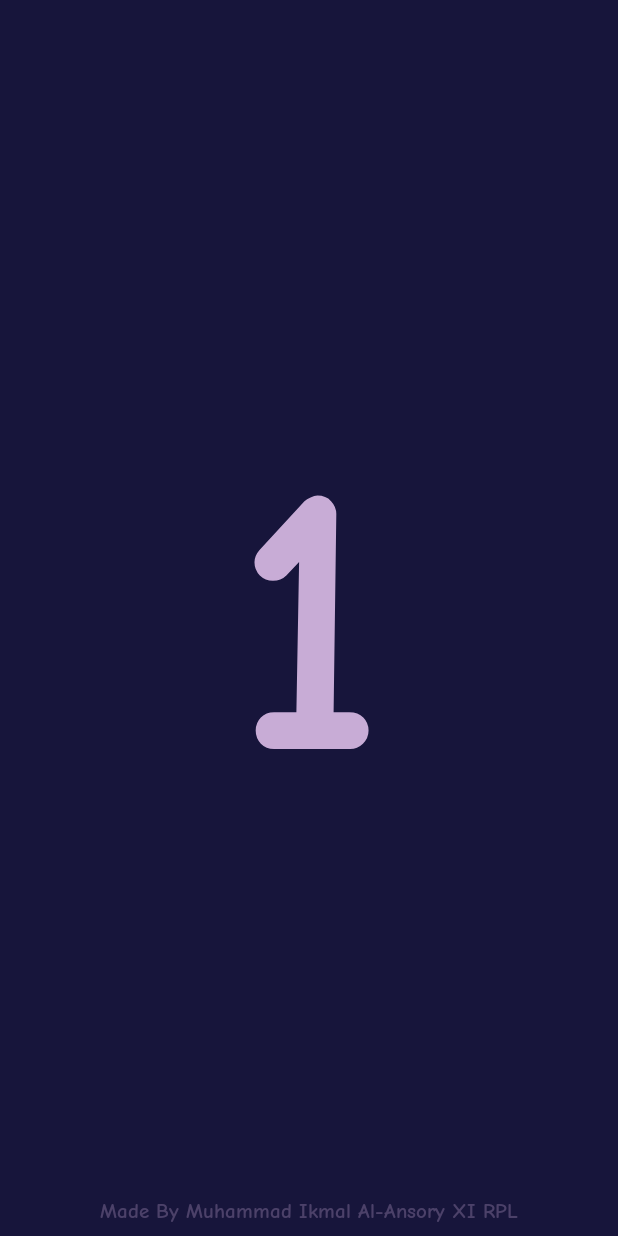
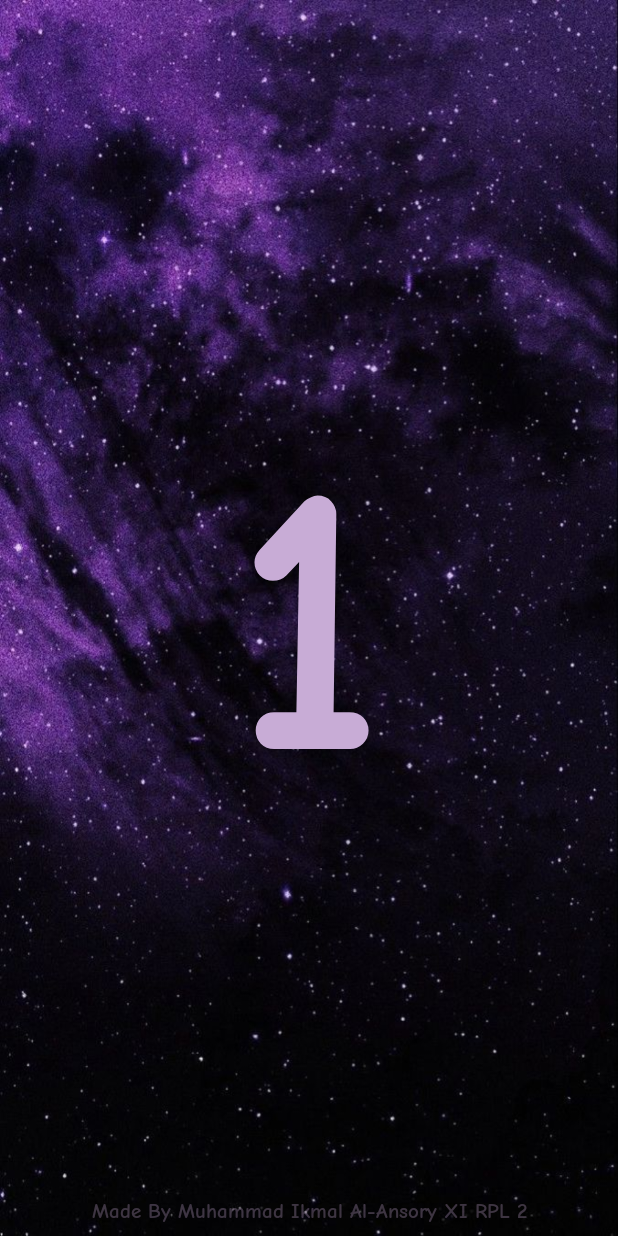
Before and after one commit to Malsoryz/Android-App, an Android app: the fragment Gameplay placed in its activity, on a phone screen of 412 x 824 dp. Run offline under Robolectric (Android 15) with nearby library versions, the phone set to English and light mode, and no system bars.

Commit message:
Improving game system and game style for TebakYo!

```diff
--- a/malsoryz/java/Tebakyo/app/src/main/java/com/malsoryz/tebakyo/MainActivity.java
+++ b/malsoryz/java/Tebakyo/app/src/main/java/com/malsoryz/tebakyo/MainActivity.java
@@ -14,12 +14,16 @@ import androidx.core.view.WindowInsetsCompat;
 
 public class MainActivity extends AppCompatActivity {
 
+    public final float MAIN_SOUND = 0.5f;
+    public final float GAMEPLAY_SOUND = 0.6f;
+    public final float RESULT_SOUND = 0.7f;
+
     public Router router;
     public final Handler handler = new Handler();
     public String dashboard = "Dashboard";
     public String stageMenu = "StageMenu";
     public String gameplay = "Gameplay";
-    public MediaPlayer backsound, buttonClicked, correctAnswerSound, wrongAnswerSound;
+    public MediaPlayer backsound, buttonClicked, answerSound;
 
     @Override
     protected void onCreate(Bundle savedInstanceState) {
@@ -40,7 +44,7 @@ public class MainActivity extends AppCompatActivity {
 
         if (savedInstanceState == null) {
             router.navigateTo(dashboard, false, false);
-            playBacksound(R.raw.main_backsound, 0.5f);
+            playBacksound(R.raw.main_backsound, MAIN_SOUND);
         }
     }
 
@@ -79,16 +83,10 @@ public class MainActivity extends AppCompatActivity {
         buttonClicked.start();
     }
 
-    public void correctSound() {
-        if (correctAnswerSound != null) correctAnswerSound.release();
-        correctAnswerSound = MediaPlayer.create(this, R.raw.correct_answer);
-        correctAnswerSound.start();
-    }
-
-    public void wrongSound() {
-        if (wrongAnswerSound != null) wrongAnswerSound.release();
-        wrongAnswerSound = MediaPlayer.create(this, R.raw.wrong_answer);
-        wrongAnswerSound.start();
+    public void answerSound(boolean isCorrect) {
+        if (this.answerSound != null) this.answerSound.release();
+        this.answerSound = MediaPlayer.create(this, isCorrect ? R.raw.correct_answer : R.raw.wrong_answer);
+        this.answerSound.start();
     }
 
     public void makeDialog(String title, String message, DialogInterface.OnClickListener positive, DialogInterface.OnClickListener negative) {
--- /dev/null
+++ b/malsoryz/java/Tebakyo/app/src/main/res/drawable/progressbar_style.xml
@@ -0,0 +1,17 @@
+<?xml version="1.0" encoding="utf-8"?>
+<layer-list xmlns:android="http://schemas.android.com/apk/res/android">
+    <item android:id="@android:id/background">
+        <shape android:shape="rectangle">
+            <solid android:color="@color/darker_purple"/>
+            <stroke android:width="1dp" android:color="@color/light_purple"/>
+        </shape>
+    </item>
+    <item android:id="@android:id/progress">
+        <clip>
+            <shape android:shape="rectangle">
+                <solid android:color="@color/gameplay_info"/>
+                <stroke android:width="1dp" android:color="@color/light_purple"/>
+            </shape>
+        </clip>
+    </item>
+</layer-list>
--- /dev/null
+++ b/malsoryz/java/Tebakyo/app/src/main/res/drawable/progressbar_style_extrapoint.xml
@@ -0,0 +1,17 @@
+<?xml version="1.0" encoding="utf-8"?>
+<layer-list xmlns:android="http://schemas.android.com/apk/res/android">
+    <item android:id="@android:id/background">
+        <shape android:shape="rectangle">
+            <solid android:color="@color/darker_purple"/>
+            <stroke android:width="1dp" android:color="@color/light_purple"/>
+        </shape>
+    </item>
+    <item android:id="@android:id/progress">
+        <clip>
+            <shape android:shape="rectangle">
+                <solid android:color="@color/extrapoint_info"/>
+                <stroke android:width="1dp" android:color="@color/light_purple"/>
+            </shape>
+        </clip>
+    </item>
+</layer-list>
--- /dev/null
+++ b/malsoryz/java/Tebakyo/app/src/main/res/drawable/result_normal_container.xml
@@ -0,0 +1,6 @@
+<?xml version="1.0" encoding="utf-8"?>
+<shape android:shape="rectangle" xmlns:android="http://schemas.android.com/apk/res/android">
+    <solid android:color="@color/normal_purple"/>
+    <stroke android:color="@color/light_purple" android:width="1dp"/>
+    <corners android:radius="8dp"/>
+</shape>
--- /dev/null
+++ b/malsoryz/java/Tebakyo/app/src/main/res/drawable/result_total_correct.xml
@@ -0,0 +1,6 @@
+<?xml version="1.0" encoding="utf-8"?>
+<shape android:shape="rectangle" xmlns:android="http://schemas.android.com/apk/res/android">
+    <solid android:color="@color/correct_color"/>
+    <stroke android:color="@color/light_purple" android:width="1dp"/>
+    <corners android:radius="8dp"/>
+</shape>
--- /dev/null
+++ b/malsoryz/java/Tebakyo/app/src/main/res/drawable/result_total_wrong.xml
@@ -0,0 +1,6 @@
+<?xml version="1.0" encoding="utf-8"?>
+<shape android:shape="rectangle" xmlns:android="http://schemas.android.com/apk/res/android">
+    <solid android:color="@color/wrong_color"/>
+    <stroke android:color="@color/light_purple" android:width="1dp"/>
+    <corners android:radius="8dp"/>
+</shape>
--- a/malsoryz/java/Tebakyo/app/src/main/res/layout/activity_main.xml
+++ b/malsoryz/java/Tebakyo/app/src/main/res/layout/activity_main.xml
@@ -5,7 +5,7 @@
     android:id="@+id/main"
     android:layout_width="match_parent"
     android:layout_height="match_parent"
-    android:background="@color/darker_purple"
+    android:background="@drawable/main_background"
     tools:context=".MainActivity">
 
     <FrameLayout
@@ -17,7 +17,7 @@
         android:layout_width="match_parent"
         android:layout_height="wrap_content"
         android:padding="8dp"
-        android:text="Made By Muhammad Ikmal Al-Ansory XI RPL"
+        android:text="Made By Muhammad Ikmal Al-Ansory XI RPL 2"
         android:textColor="@color/light_purple"
         android:textAlignment="center"
         android:alpha="0.3"
--- a/malsoryz/java/Tebakyo/app/src/main/res/layout/fragment_stage_menu.xml
+++ b/malsoryz/java/Tebakyo/app/src/main/res/layout/fragment_stage_menu.xml
@@ -29,7 +29,7 @@
             android:layout_width="wrap_content"
             android:layout_height="wrap_content"
             android:text="Stage Menu"
-            android:textSize="28dp"
+            android:textSize="28sp"
             android:textAlignment="center"
             app:layout_constraintStart_toStartOf="parent"
             app:layout_constraintEnd_toEndOf="parent"
--- a/malsoryz/java/Tebakyo/app/src/main/res/values/colors.xml
+++ b/malsoryz/java/Tebakyo/app/src/main/res/values/colors.xml
@@ -4,10 +4,6 @@
     <color name="white">#FFFFFFFF</color>
 
     <!-- Color Pallete -->
-    <color name="blue01">#60B5FF</color>
-    <color name="blue02">#AFDDFF</color>
-    <color name="blue03">#223F59</color>
-    <color name="white01">#FFECDB</color>
     <color name="orange01">#FF9149</color>
 
     <!--    Real Pallete    -->
@@ -16,6 +12,8 @@
     <color name="normal_purple">#433D8B</color>
     <color name="light_purple">#C8ACD6</color>
 
-    <color name="gameplay_info">@color/light_purple</color>
-    <color name="extrapoint_info">#FF0000</color>
+    <color name="gameplay_info">#FCC737</color>
+    <color name="extrapoint_info">#FC6400</color>
+    <color name="correct_color">#4CAF50</color>
+    <color name="wrong_color">#F44336</color>
 </resources>
--- a/malsoryz/java/Tebakyo/app/src/main/res/values/styles.xml
+++ b/malsoryz/java/Tebakyo/app/src/main/res/values/styles.xml
@@ -1,5 +1,9 @@
 <?xml version="1.0" encoding="utf-8"?>
 <resources>
+    <style name="progressBarStyle" parent="@android:style/Widget.ProgressBar.Horizontal">
+        <item name="android:progressDrawable">@drawable/progressbar_style</item>
+    </style>
+
     <style name="dashboard_menu_button" parent="Widget.MaterialComponents.Button">
         <item name="android:textSize">22sp</item>
         <item name="android:textColor">@color/light_purple</item>
@@ -7,6 +11,8 @@
         <item name="android:letterSpacing">0</item>
         <item name="cornerRadius">8dp</item>
         <item name="rippleColor">@color/normal_purple</item>
+        <item name="strokeWidth">1dp</item>
+        <item name="strokeColor">@color/normal_purple</item>
         <item name="backgroundTint">@color/dark_purple</item>
     </style>
 
```
Also changed, not shown: malsoryz/java/Tebakyo/app/src/main/java/com/malsoryz/tebakyo/Gameplay.java (+30 -16 lines), malsoryz/java/Tebakyo/app/src/main/res/drawable/total_answer_progressbar.xml (added, +19 -0 lines), malsoryz/java/Tebakyo/app/src/main/res/layout/gameplay_layout.xml (+6 -5 lines), malsoryz/java/Tebakyo/app/src/main/res/layout/result_layout.xml (added, +257 -0 lines), malsoryz/java/Tebakyo/app/src/main/res/drawable/main_background.jpg (added), 2 other files.
